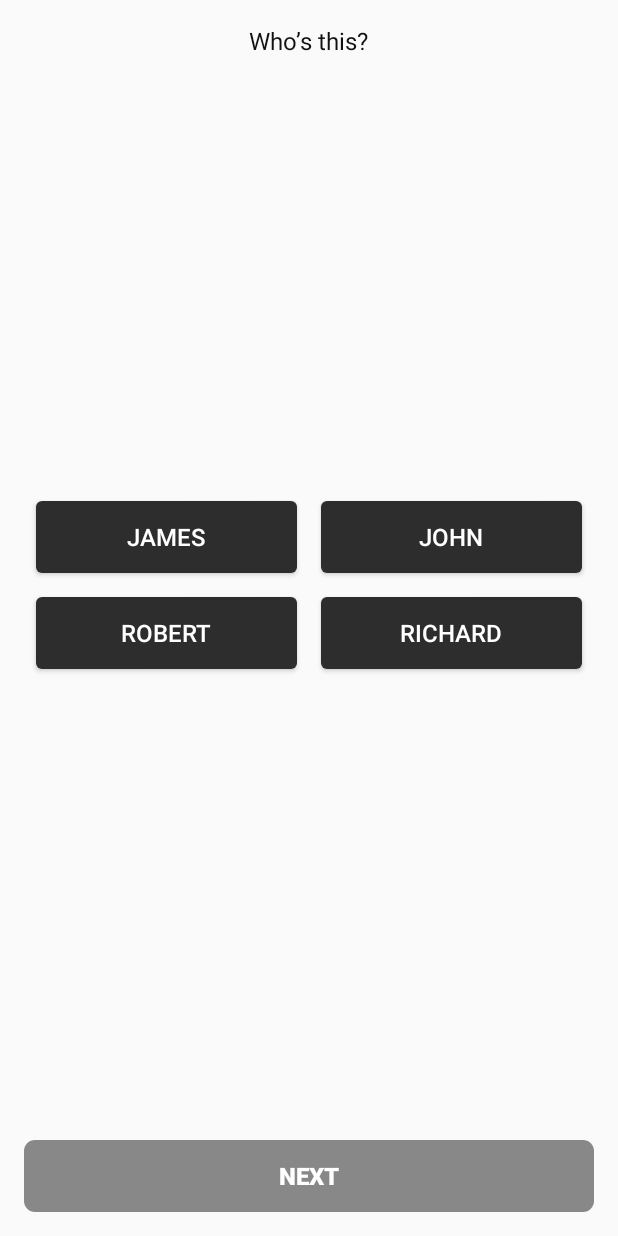
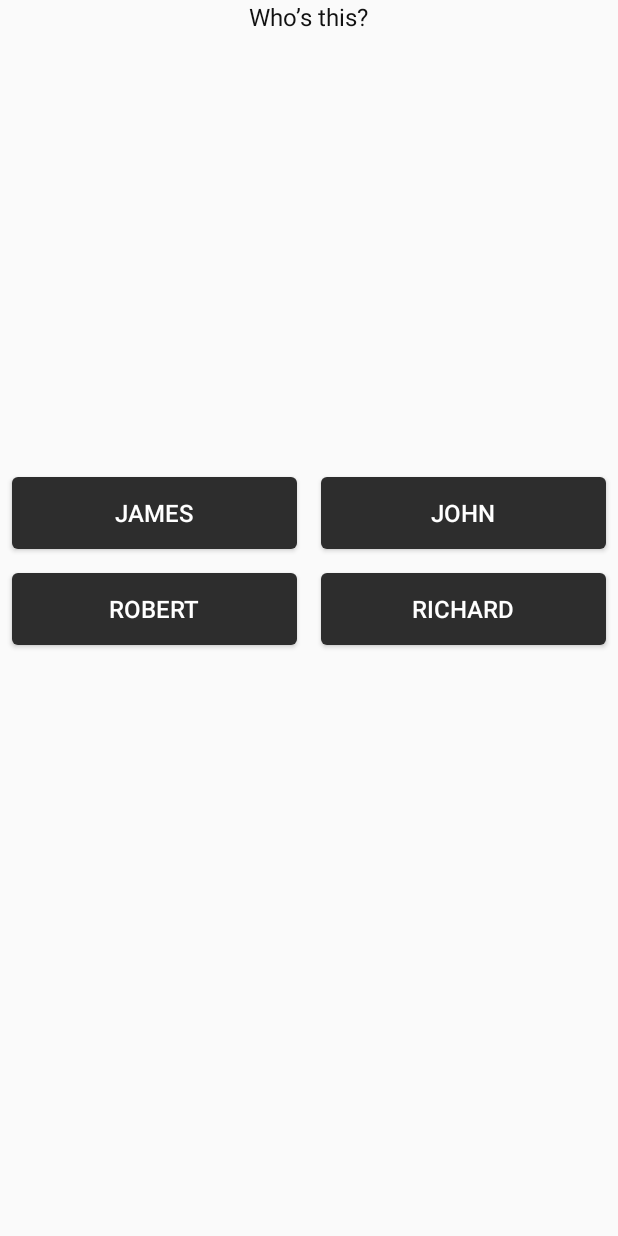
Before and after one commit to ckjeldgaard/NameQuiz, an Android app: the layout question_view.xml on its own in the app's theme, with its tools: preview values and no code run, on a phone screen of 412 x 824 dp. Run offline under Robolectric (Android 15) with nearby library versions, the light colour scheme and no system bars.

Commit message:
Moved Next button from Question layout to Quiz layout

```diff
--- a/app/src/main/java/com/trifork/ckp/namequiz/quiz/PagerActions.java
+++ b/app/src/main/java/com/trifork/ckp/namequiz/quiz/PagerActions.java
@@ -1,5 +1,5 @@
 package com.trifork.ckp.namequiz.quiz;
 
 public interface PagerActions {
-    void moveNext();
+    void answerSelected();
 }
--- a/app/src/main/java/com/trifork/ckp/namequiz/quiz/question/QuestionContract.java
+++ b/app/src/main/java/com/trifork/ckp/namequiz/quiz/question/QuestionContract.java
@@ -16,13 +16,10 @@ public interface QuestionContract {
         ImageView getPersonImageView();
         void setNames(List<AnswerOption> answerOptions);
         void setSelected(int index);
-        void enableNextButton();
-        void swipeToNextPage();
     }
 
     interface UserActionsListener {
         void loadQuestion(Context context);
         void selectPerson(int answerOptionIndex);
-        void nextQuestion();
     }
 }
--- a/app/src/main/java/com/trifork/ckp/namequiz/quiz/question/QuestionPresenter.java
+++ b/app/src/main/java/com/trifork/ckp/namequiz/quiz/question/QuestionPresenter.java
@@ -31,13 +31,7 @@ public final class QuestionPresenter extends MvpBasePresenter<QuestionContract.Q
     @Override
     public void selectPerson(int answerOptionIndex) {
         Log.d(TAG, "Selecting person at index " + answerOptionIndex + " = " + getView().getQuestion().answerOptions().get(answerOptionIndex).displayOption());
-        getView().enableNextButton();
         getView().setSelected(answerOptionIndex);
     }
 
-    @Override
-    public void nextQuestion() {
-        getView().swipeToNextPage();
-    }
-
 }
--- a/app/src/main/res/layout/question_view.xml
+++ b/app/src/main/res/layout/question_view.xml
@@ -2,10 +2,6 @@
 <RelativeLayout
     xmlns:android="http://schemas.android.com/apk/res/android"
     android:id="@+id/screenQuestion"
-    android:paddingBottom="@dimen/activity_vertical_margin"
-    android:paddingLeft="@dimen/activity_horizontal_margin"
-    android:paddingRight="@dimen/activity_horizontal_margin"
-    android:paddingTop="@dimen/activity_vertical_margin"
     android:layout_width="match_parent"
     android:layout_height="match_parent">
 
@@ -17,8 +13,7 @@
     <ScrollView
         android:layout_width="match_parent"
         android:layout_height="match_parent"
-        android:fillViewport="true"
-        android:layout_above="@+id/question_next_button">
+        android:fillViewport="true">
 
         <LinearLayout
             android:layout_width="match_parent"
@@ -104,18 +99,6 @@
 
     </ScrollView>
 
-    <Button
-        android:id="@+id/question_next_button"
-        android:layout_width="match_parent"
-        android:layout_height="wrap_content"
-        android:text="@string/question_screen_button_text"
-        android:layout_alignParentBottom="true"
-        android:background="@drawable/app_btn"
-        android:textColor="@color/white"
-        android:textStyle="bold"
-        android:enabled="false"
-        />
-
     </RelativeLayout>
 
     <include layout="@layout/loading_view" />
--- a/app/src/main/res/values/strings.xml
+++ b/app/src/main/res/values/strings.xml
@@ -3,7 +3,8 @@
     <string name="start_screen_text">Select a department and start guessing names.</string>
     <string name="select_department">Department:</string>
     <string name="start_screen_button_text">Start</string>
-    <string name="question_screen_button_text">Next</string>
+    <string name="quiz_screen_button_text_next">Next</string>
+    <string name="quiz_screen_button_text_get_results">View results</string>
     <string name="common_error_text">An error has occurred.</string>
     <string name="text_question_number">Question %1$s of %2$s</string>
     <string name="text_question">Who’s this?</string>
```
Also changed, not shown: app/src/main/java/com/trifork/ckp/namequiz/quiz/QuizLayout.java (+21 -3 lines), app/src/main/java/com/trifork/ckp/namequiz/quiz/question/QuestionLayout.java (+2 -18 lines), app/src/main/java/com/trifork/ckp/namequiz/util/JsonFile.java (+8 -4 lines), app/src/main/res/layout/quiz_screen.xml (+18 -1 lines), 2 other files.
